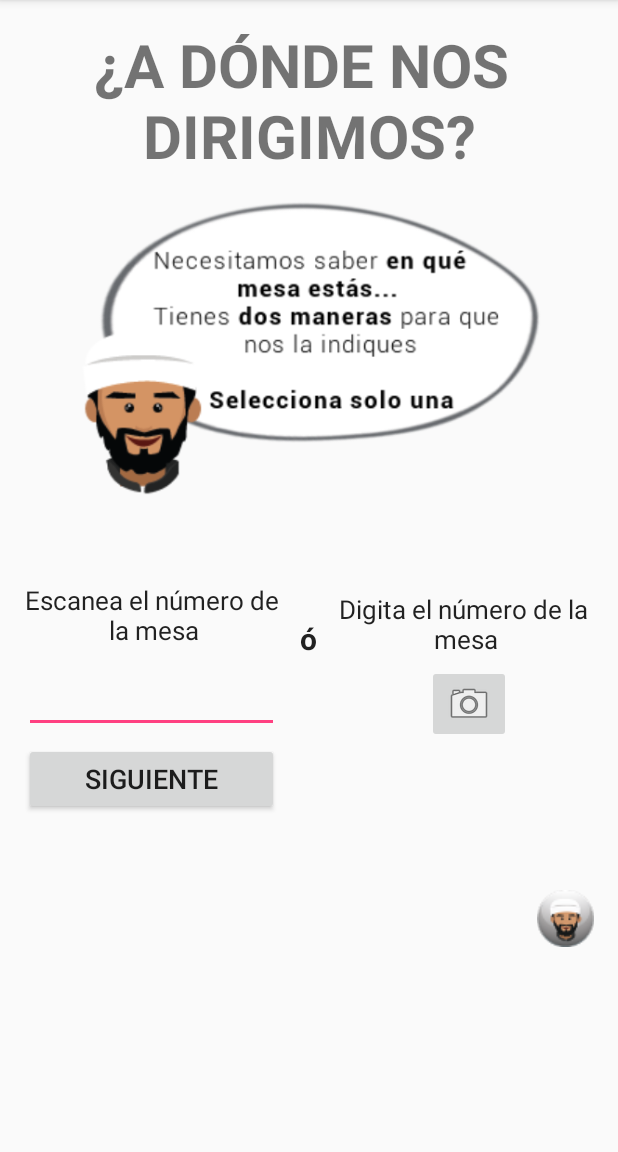
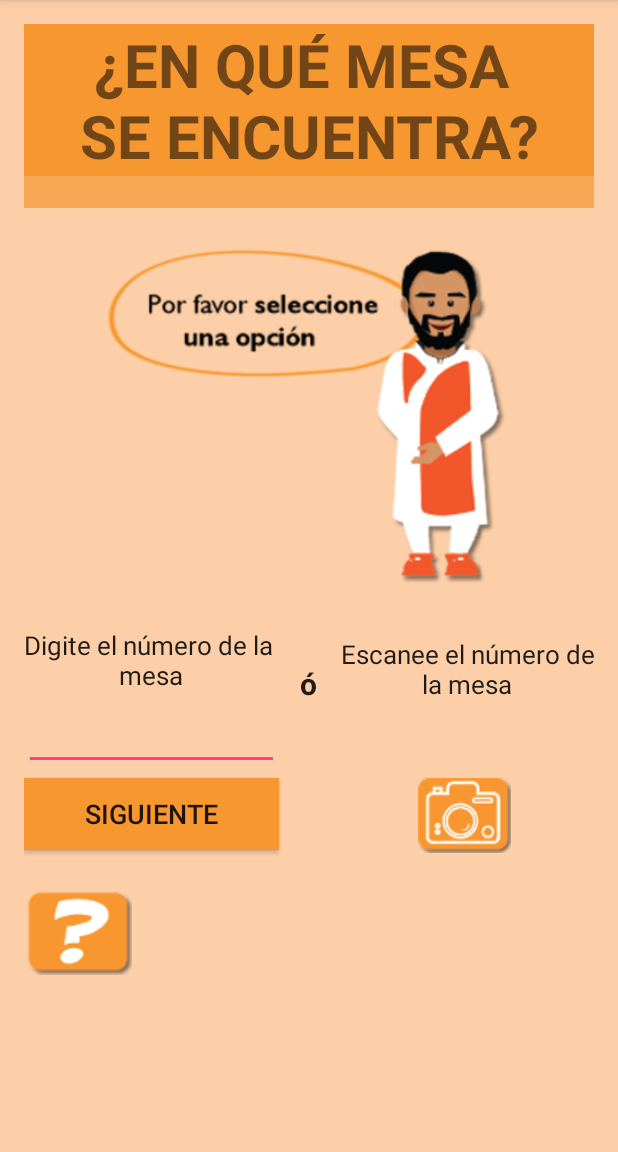
Before and after one commit to ronaldvenegasp/Dharma, an Android app: the NumeroMesa screen opened directly, with no data from a screen before it, on a phone screen of 412 x 824 dp, the part 84-1236 px from its top. Run offline under Robolectric (Android 15) with nearby library versions, the phone set to English and light mode, and no system bars.

Commit message:
Cambio de colores en las dos primeras pantallas

```diff
--- a/app/src/main/res/layout/activity_numero_mesa.xml
+++ b/app/src/main/res/layout/activity_numero_mesa.xml
@@ -7,18 +7,36 @@
     android:paddingLeft="@dimen/activity_horizontal_margin"
     android:paddingRight="@dimen/activity_horizontal_margin"
     android:paddingTop="@dimen/activity_vertical_margin"
-    tools:context="com.example.personal.dharma.NumeroMesa">
+    tools:context="com.example.personal.dharma.NumeroMesa"
+    android:background="#FCCFA8">
 
     <TextView
         android:layout_width="fill_parent"
         android:layout_height="wrap_content"
-        android:text="¿A DÓNDE NOS \nDIRIGIMOS?"
+        android:textAlignment="center"
+        android:textSize="40dp"
+        android:id="@+id/textView11"
+        android:textStyle="bold"
+        android:textColor="#FFFFFF"
+        android:background="#F8A955"
+        android:padding="25dp"
+        android:layout_alignTop="@+id/transicion"
+        android:layout_alignParentStart="true"
+        android:layout_marginTop="18dp"
+        android:password="false"
+        android:layout_gravity="center_horizontal" />
+
+    <TextView
+        android:layout_width="fill_parent"
+        android:layout_height="wrap_content"
+        android:text="¿EN QUÉ MESA \nSE ENCUENTRA?"
         android:textAlignment="center"
         android:textSize="40dp"
         android:id="@+id/textView4"
         android:layout_alignParentTop="true"
         android:layout_centerHorizontal="true"
-        android:textStyle="bold" />
+        android:textStyle="bold"
+        android:background="#F79730" />
 
     <ScrollView
         android:layout_width="match_parent"
@@ -36,25 +54,25 @@
 
         <ImageView
             android:layout_width="match_parent"
-            android:layout_height="200dp"
+            android:layout_height="260dp"
             android:id="@+id/imageView2"
-            android:src="@drawable/mensaje_mesa"
             android:layout_below="@+id/textView4"
             android:layout_alignParentEnd="true"
             android:layout_marginTop="15dp"
-            android:layout_alignParentStart="true" />
+            android:layout_alignParentStart="true"
+            android:src="@drawable/mensaje_mesa" />
 
         <TextView
             android:layout_width="wrap_content"
             android:layout_height="wrap_content"
             android:textAppearance="?android:attr/textAppearanceLarge"
-            android:text="Escanea el número de \nla mesa"
+            android:text="Digite el número de la\n mesa"
             android:id="@+id/textView6"
             android:textAlignment="center"
             android:textSize="17dp"
             android:layout_below="@+id/imageView2"
             android:layout_alignParentEnd="true"
-            android:layout_marginTop="55dp" />
+            android:layout_marginTop="25dp" />
 
         <TextView
             android:layout_width="wrap_content"
@@ -73,7 +91,7 @@
             android:layout_width="wrap_content"
             android:layout_height="wrap_content"
             android:textAppearance="?android:attr/textAppearanceLarge"
-            android:text="Digita el número de la \nmesa"
+            android:text="Escanee el número de\nla mesa"
             android:id="@+id/textView5"
             android:textAlignment="center"
             android:textSize="17dp"
@@ -92,18 +110,19 @@
             android:layout_below="@+id/textView5"
             android:layout_alignParentStart="true"
             android:layout_alignEnd="@+id/textView5"
-            android:layout_marginTop="5dp" />
+            android:layout_marginTop="0dp" />
 
         <ImageButton
             android:layout_width="wrap_content"
             android:layout_height="wrap_content"
             android:id="@+id/mesa_boton_camara"
-            android:src="@android:drawable/ic_menu_camera"
             android:layout_marginEnd="55dp"
             android:layout_alignBottom="@+id/mesa_boton_siguiente"
             android:layout_toStartOf="@+id/boton_ayuda"
             android:layout_gravity="right"
-            android:layout_marginTop="-45dp" />
+            android:layout_marginTop="5dp"
+            android:background="#FCCFA8"
+            android:src="@drawable/cam" />
 
         <Button
             android:layout_width="170dp"
@@ -114,7 +133,9 @@
             android:onClick="setTableNumber"
             android:layout_below="@+id/numeroMesa"
             android:layout_alignParentStart="true"
-            android:layout_alignEnd="@+id/numeroMesa" />
+            android:layout_alignEnd="@+id/numeroMesa"
+            android:background="#F79730"
+            android:layout_marginTop="-50dp" />
 
         <ImageView
             android:layout_width="wrap_content"
@@ -123,8 +144,7 @@
             android:src="@drawable/boton_ayuda"
             android:layout_alignParentBottom="true"
             android:layout_alignEnd="@+id/scrollView"
-            android:layout_gravity="right"
-            android:layout_marginTop="50dp" />
+            android:layout_marginTop="25dp" />
 
     </LinearLayout>
     </ScrollView>
```
Also changed, not shown: app/src/main/res/layout/activity_main.xml (+39 -24 lines), app/src/main/res/drawable/boton_ayuda.png, app/src/main/res/drawable/cam.png (added), app/src/main/res/drawable/mensaje_mesa.png, app/src/main/res/drawable/pantalla_inicial.png.
